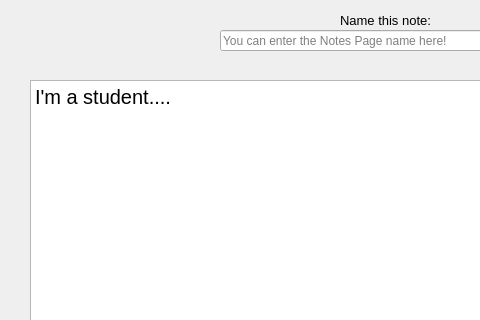
Qt form PTI/SPCK/GUI/editNote2.ui (GreenSystemDuy08/TL-C4K-PTI01) before a commit; both pictures show x 0 to 480 and y 0 to 320 of the 751 by 525 pixel window.
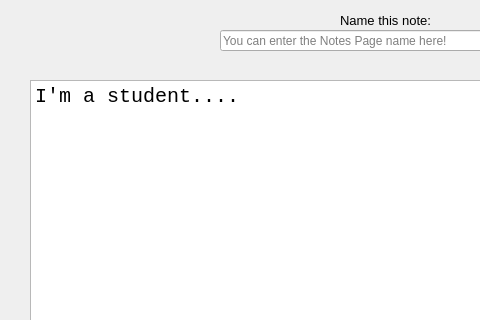
The same form after that commit.

Diff of the .ui file:
```diff
--- a/PTI/SPCK/GUI/editNote2.ui
+++ b/PTI/SPCK/GUI/editNote2.ui
@@ -74,6 +74,7 @@
     </property>
     <property name="font">
      <font>
+      <family>Consolas</family>
       <pointsize>15</pointsize>
      </font>
     </property>
```
